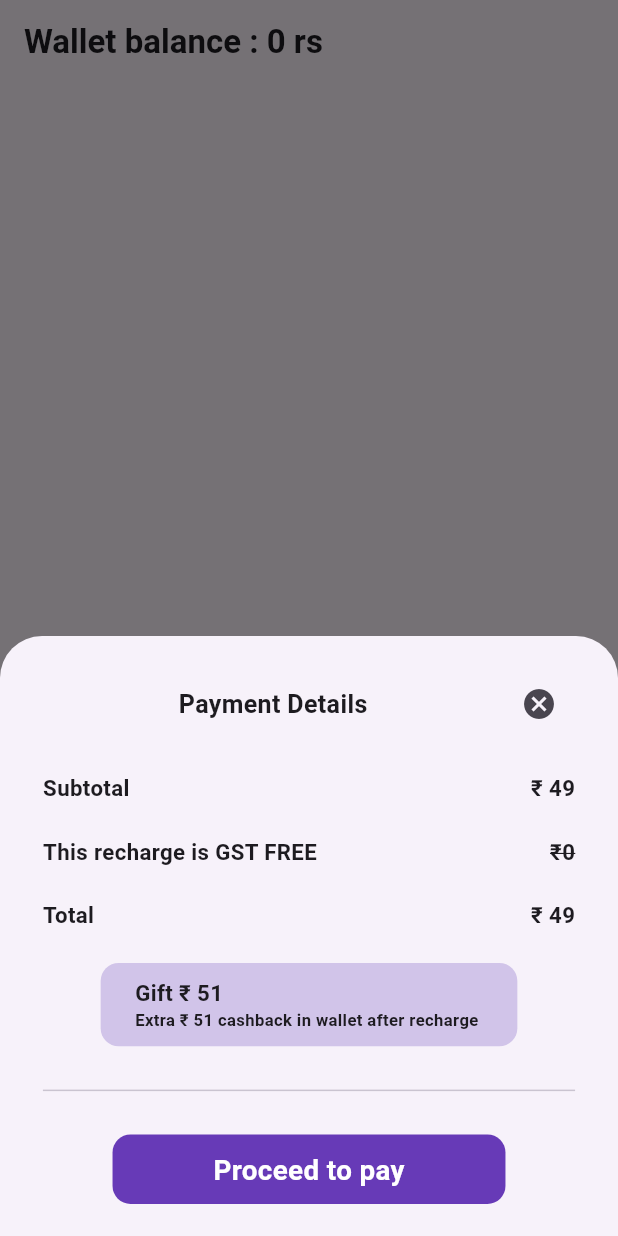
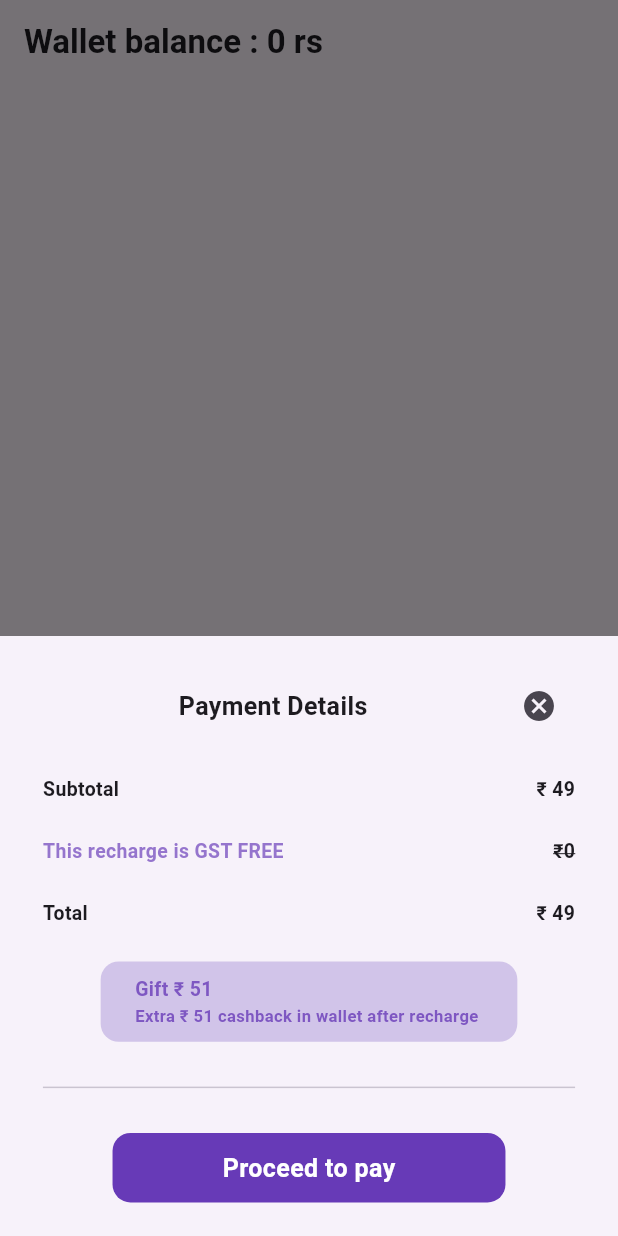
Before and after one commit to hunter13012004/assesment-2, a Flutter app: the screen it shows after launch, after a tap on "Proceed to pay", on a phone screen of 412 x 824 dp. Run offline on Flutter 3.47's test engine with Material 3 defaults, Android fonts, the phone set to English and light mode, and no system bars; our stand-ins replace flutter_screenutil, get.

Commit message:
assess completed

```diff
--- a/lib/pages/home/home.dart
+++ b/lib/pages/home/home.dart
@@ -44,6 +44,8 @@ class _HomeState extends State<Home> {
               itemBuilder: (context, index) {
                 bool isSelected = index == selectedindex;
                 return CustomContainer(
+                  subtextcolor:
+                      isSelected == true ? Colors.white : Colors.black54,
                   textcolor: isSelected == true ? Colors.white : Colors.black,
                   color: isSelected == true
                       ? Colors.deepPurple
@@ -79,6 +81,7 @@ class _HomeState extends State<Home> {
         GestureDetector(
           onTap: () {
             showModalBottomSheet(
+              shape: BeveledRectangleBorder(),
               context: context,
               builder: (context) {
                 return Container(
@@ -112,12 +115,12 @@ class _HomeState extends State<Home> {
                             Text(
                               'Subtotal',
                               style: TextStyle(
-                                  fontSize: 16.sp, fontWeight: FontWeight.w600),
+                                  fontSize: 14.sp, fontWeight: FontWeight.w600),
                             ),
                             Text(
                                 "₹ ${datacontroller.finaldata?[selectedindex].rs.toString() ?? ''}",
                                 style: TextStyle(
-                                    fontSize: 16.sp,
+                                    fontSize: 14.sp,
                                     fontWeight: FontWeight.w600))
                           ],
                         ),
@@ -126,12 +129,13 @@ class _HomeState extends State<Home> {
                           children: [
                             Text('This recharge is GST FREE',
                                 style: TextStyle(
-                                    fontSize: 16.sp,
+                                    color: Colors.deepPurple.shade300,
+                                    fontSize: 14.sp,
                                     fontWeight: FontWeight.w600)),
                             Text('₹0',
                                 style: TextStyle(
                                     decoration: TextDecoration.lineThrough,
-                                    fontSize: 16.sp,
+                                    fontSize: 14.sp,
                                     fontWeight: FontWeight.w600))
                           ],
                         ),
@@ -140,12 +144,12 @@ class _HomeState extends State<Home> {
                           children: [
                             Text('Total',
                                 style: TextStyle(
-                                    fontSize: 16.sp,
+                                    fontSize: 14.sp,
                                     fontWeight: FontWeight.w600)),
                             Text(
                                 '₹ ${datacontroller.finaldata?[selectedindex].rs.toString() ?? ''}',
                                 style: TextStyle(
-                                    fontSize: 16.sp,
+                                    fontSize: 14.sp,
                                     fontWeight: FontWeight.w600)),
                           ],
                         ),
@@ -162,11 +166,13 @@ class _HomeState extends State<Home> {
                                 Text(
                                     'Gift ₹ ${datacontroller.finaldata?[selectedindex].gift.toString() ?? ''}',
                                     style: TextStyle(
-                                        fontSize: 16.sp,
-                                        fontWeight: FontWeight.w600)),
+                                        fontSize: 14.sp,
+                                        fontWeight: FontWeight.w600,
+                                        color: Colors.deepPurple.shade400)),
                                 Text(
                                     'Extra ₹ ${datacontroller.finaldata?[selectedindex].gift.toString() ?? ''} cashback in wallet after recharge ',
                                     style: TextStyle(
+                                        color: Colors.deepPurple.shade400,
                                         fontSize: 12.sp,
                                         fontWeight: FontWeight.w600))
                               ],
@@ -186,7 +192,7 @@ class _HomeState extends State<Home> {
                               child: Text(
                             'Proceed to pay',
                             style: TextStyle(
-                                fontSize: 20.sp,
+                                fontSize: 18.sp,
                                 color: Colors.white,
                                 fontWeight: FontWeight.w600),
                           )),
@@ -202,13 +208,13 @@ class _HomeState extends State<Home> {
             decoration: BoxDecoration(
                 borderRadius: BorderRadius.circular(12),
                 color: Colors.deepPurple),
-            height: 50,
+            height: 50.h,
             width: MediaQuery.of(context).size.width.w / 1.8,
             child: Center(
                 child: Text(
               'Proceed to pay',
               style: TextStyle(
-                  fontSize: 20,
+                  fontSize: 18.sp,
                   color: Colors.white,
                   fontWeight: FontWeight.w600),
             )),
```
Also changed, not shown: lib/pages/utils/custom_container.dart (+6 -4 lines).
